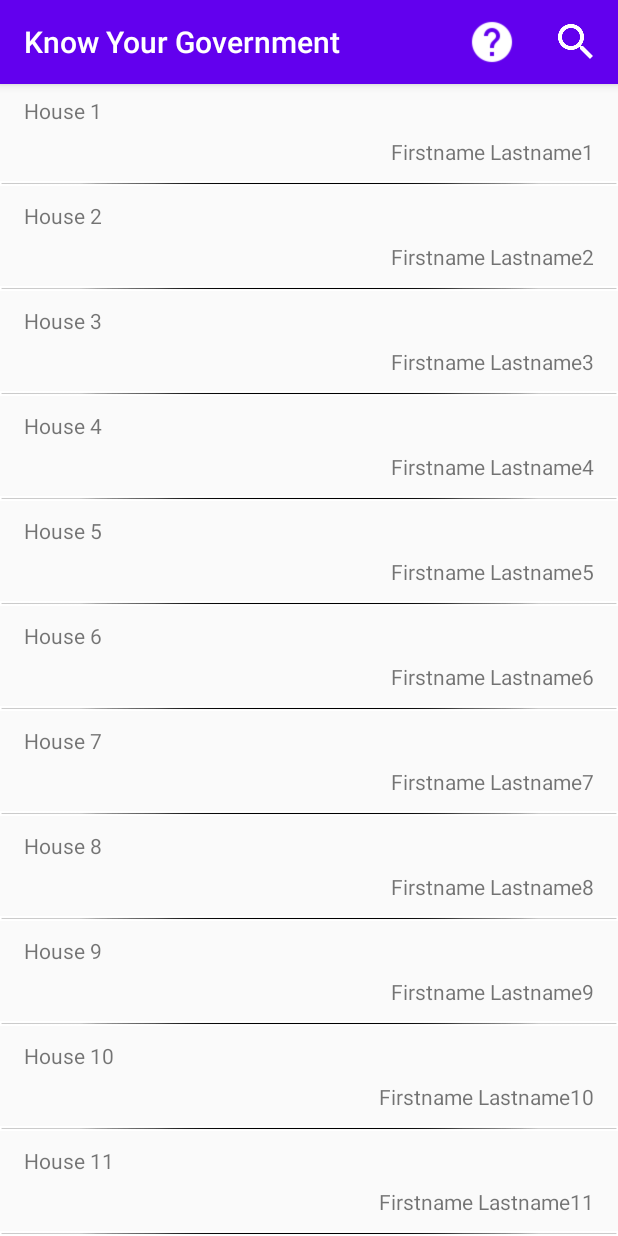
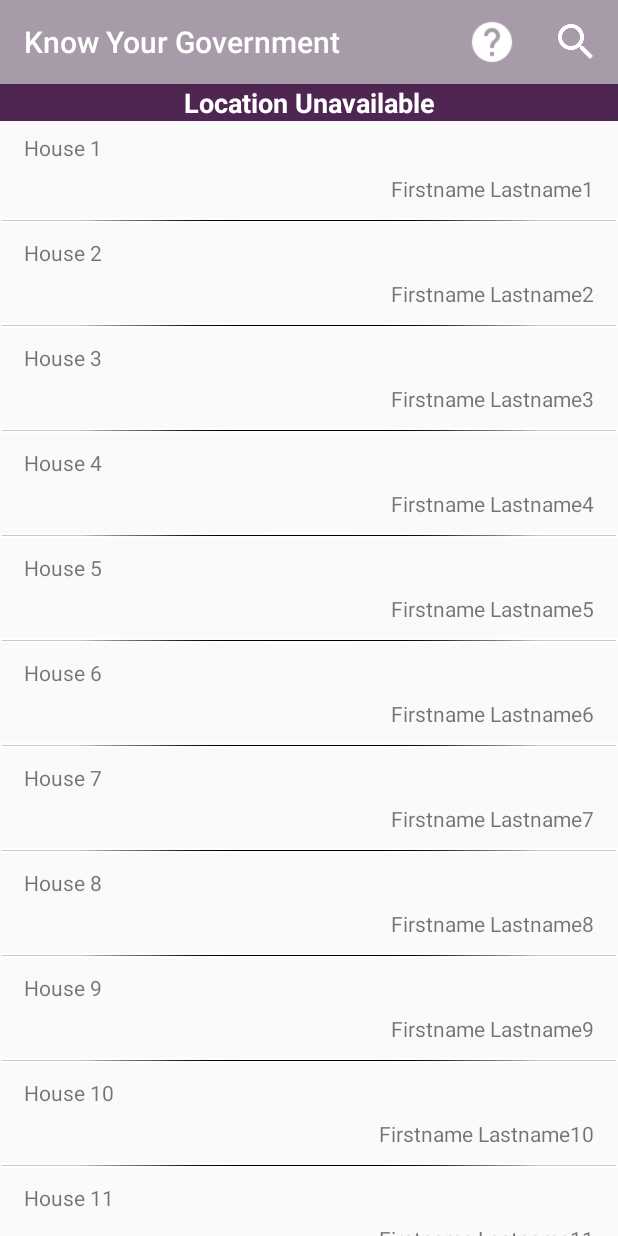
Before and after one commit to mkoning-dev/KnowYourGovernment, an Android app: the screen it shows after launch (MainActivity), on a phone screen of 412 x 824 dp. Run offline under Robolectric (Android 15) with nearby library versions, the phone set to English and light mode, and no system bars.

Commit message:
Added location detection feature. This will be revised.

```diff
--- a/app/src/main/AndroidManifest.xml
+++ b/app/src/main/AndroidManifest.xml
@@ -2,6 +2,7 @@
 <manifest xmlns:android="http://schemas.android.com/apk/res/android"
     package="com.martijnkoning.knowyourgovernment">
 
+    <uses-permission android:name="android.permission.ACCESS_FINE_LOCATION"/>
     <application
         android:icon="@mipmap/ic_launcher"
         android:label="@string/app_name"
--- a/app/src/main/java/com/martijnkoning/knowyourgovernment/MainActivity.java
+++ b/app/src/main/java/com/martijnkoning/knowyourgovernment/MainActivity.java
@@ -2,20 +2,40 @@ package com.martijnkoning.knowyourgovernment;
 
 import androidx.annotation.NonNull;
 import androidx.appcompat.app.AppCompatActivity;
+import androidx.core.app.ActivityCompat;
+import androidx.core.content.ContextCompat;
 import androidx.recyclerview.widget.LinearLayoutManager;
 import androidx.recyclerview.widget.RecyclerView;
 
+import android.Manifest;
+import android.annotation.SuppressLint;
+import android.content.Context;
 import android.content.Intent;
+import android.location.Address;
+import android.location.Criteria;
+import android.location.Geocoder;
+import android.location.Location;
+import android.location.LocationManager;
 import android.os.Bundle;
 import android.view.Menu;
 import android.view.MenuItem;
 import android.view.View;
+import android.widget.TextView;
 import android.widget.Toast;
 
+import java.io.IOException;
 import java.util.ArrayList;
 import java.util.List;
+import java.util.Locale;
+import java.util.Objects;
+
+import static android.content.pm.PackageManager.PERMISSION_GRANTED;
 
 public class MainActivity extends AppCompatActivity implements View.OnClickListener, View.OnLongClickListener {
+
+    private static int MY_LOCATION_REQUEST_CODE_ID = 123;
+    private LocationManager locationManager;
+    private Criteria criteria;
 
     private final List<Official> officialList = new ArrayList<>();
 
@@ -27,6 +47,28 @@ public class MainActivity extends AppCompatActivity implements View.OnClickListe
     protected void onCreate(Bundle savedInstanceState) {
         super.onCreate(savedInstanceState);
         setContentView(R.layout.activity_main);
+
+        locationManager = (LocationManager) getSystemService(Context.LOCATION_SERVICE);
+
+        criteria = new Criteria();
+        criteria.setPowerRequirement(Criteria.POWER_HIGH);
+        criteria.setAccuracy(Criteria.ACCURACY_FINE);
+
+        criteria.setAltitudeRequired(false);
+        criteria.setBearingRequired(false);
+        criteria.setSpeedRequired(false);
+
+        if (ContextCompat.checkSelfPermission(this, Manifest.permission.ACCESS_FINE_LOCATION)
+                != PERMISSION_GRANTED) {
+            ActivityCompat.requestPermissions(
+                    this,
+                    new String[]{
+                            Manifest.permission.ACCESS_FINE_LOCATION
+                    },
+                    MY_LOCATION_REQUEST_CODE_ID);
+        } else {
+            setLocation();
+        }
 
         recyclerView = findViewById(R.id.RecyclerView);
 
@@ -76,4 +118,32 @@ public class MainActivity extends AppCompatActivity implements View.OnClickListe
                 return super.onOptionsItemSelected(item);
         }
     }
+
+    @SuppressLint("MissingPermission")
+    private void setLocation() {
+        Geocoder geocoder = new Geocoder(this, Locale.getDefault());
+
+        Location currentLocation = locationManager.getLastKnownLocation(Objects.requireNonNull(locationManager.getBestProvider(criteria, true)));
+
+        if (currentLocation != null) {
+            try {
+                List<Address> addresses;
+                addresses = geocoder.getFromLocation(currentLocation.getLatitude(), currentLocation.getLongitude(), 1);
+
+                String city = addresses.get(0).getLocality();
+                String state = addresses.get(0).getAdminArea();
+                String zip = addresses.get(0).getPostalCode();
+
+                String address = city + ", " + state + " " + zip;
+
+                ((TextView) findViewById(R.id.loc_address)).setText(address);
+            } catch (IOException e) {
+                Toast.makeText(this, e.getMessage(), Toast.LENGTH_LONG).show();
+                e.printStackTrace();
+            }
+        } else {
+            ((TextView) findViewById(R.id.loc_address)).setText(R.string.no_locs);
+        }
+
+    }
 }
--- a/app/src/main/res/layout/activity_main.xml
+++ b/app/src/main/res/layout/activity_main.xml
@@ -9,6 +9,21 @@
     <androidx.recyclerview.widget.RecyclerView
         android:id="@+id/RecyclerView"
         android:layout_width="match_parent"
-        android:layout_height="match_parent" />
+        android:layout_height="0dp"
+        app:layout_constraintBottom_toBottomOf="parent"
+        app:layout_constraintTop_toBottomOf="@+id/loc_address" />
+
+    <TextView
+        android:id="@+id/loc_address"
+        android:layout_width="0dp"
+        android:layout_height="wrap_content"
+        android:background="@color/colorPrimaryDark"
+        android:textAlignment="center"
+        android:textColor="#FFFFFF"
+        android:textSize="18sp"
+        android:textStyle="bold"
+        app:layout_constraintEnd_toEndOf="parent"
+        app:layout_constraintStart_toStartOf="parent"
+        app:layout_constraintTop_toTopOf="parent" />
 
 </androidx.constraintlayout.widget.ConstraintLayout>
--- a/app/src/main/res/values/colors.xml
+++ b/app/src/main/res/values/colors.xml
@@ -1,6 +1,9 @@
 <?xml version="1.0" encoding="utf-8"?>
 <resources>
-    <color name="colorPrimary">#6200EE</color>
-    <color name="colorPrimaryDark">#3700B3</color>
-    <color name="colorAccent">#03DAC5</color>
+    <color name="colorPrimary">#a79aa9</color>
+    <color name="colorPrimaryDark">#4f2652</color>
+    <color name="colorAccent">#d7d1d8</color>
+    <color name="republicanParty">#EA3223</color>
+    <color name="democratParty">#0023F4</color>
+    <color name="unknownParty">#000000</color>
 </resources>
--- a/app/src/main/res/values/strings.xml
+++ b/app/src/main/res/values/strings.xml
@@ -8,4 +8,5 @@
     <string name="google_civic_information_api"><a href="https://developers.google.com/civic-information/">Google Civic Information API</a></string>
     <string name="powered_by">Powered by</string>
     <string name="know_your_government">Know Your Government</string>
+    <string name="no_locs">Location Unavailable</string>
 </resources>
```
